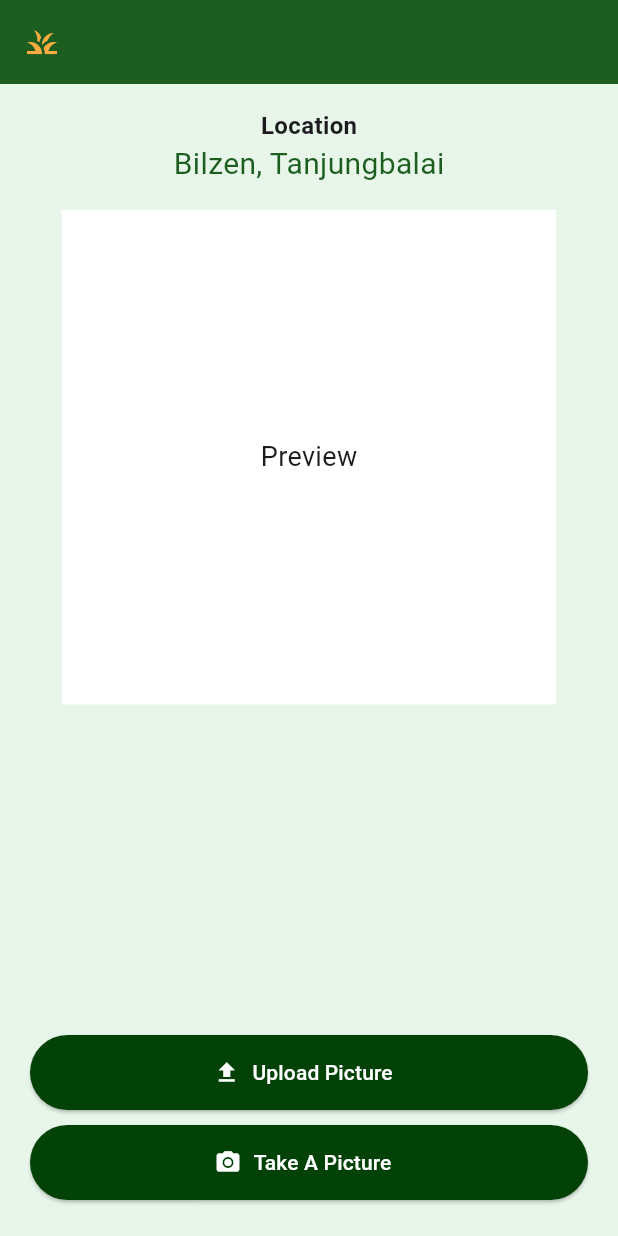
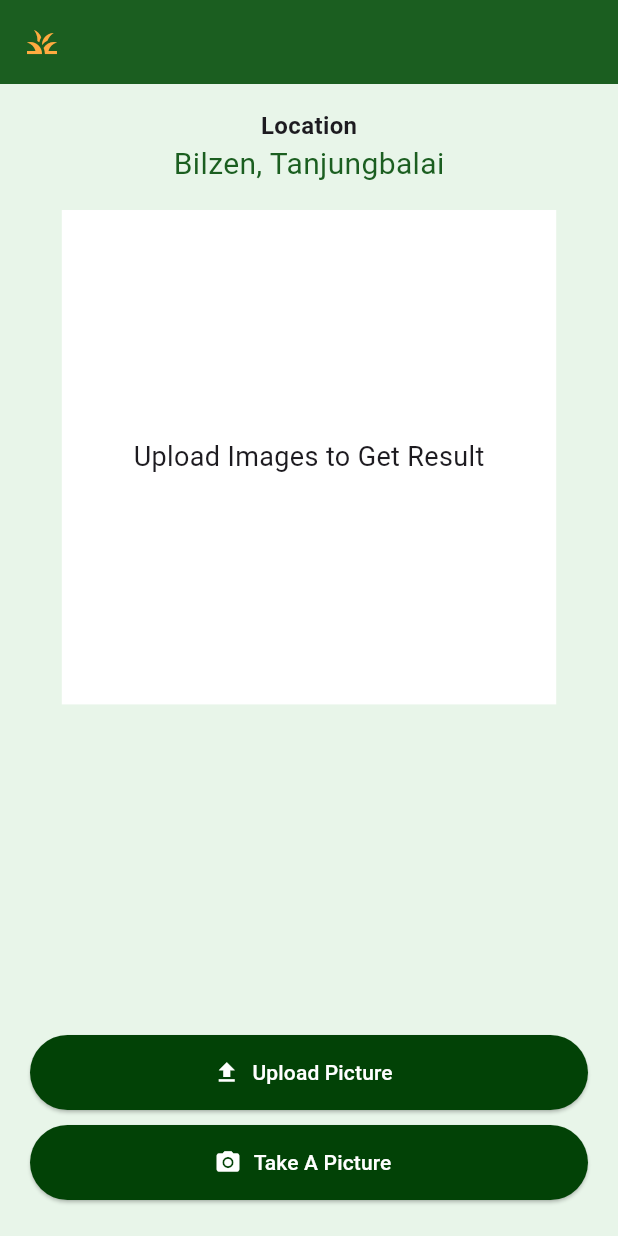
Before and after one commit to ananya-dhiman/Fasal-Forecast, a Flutter app: the HomePage screen opened directly, after a tap on "Upload Picture", on a phone screen of 412 x 824 dp. Run offline on Flutter 3.47's test engine with Material 3 defaults, Android fonts, the phone set to English and light mode, and no system bars; our stand-ins replace camera; missing offline and left inert: translator; statements that could not run were skipped.

Commit message:
Translate

```diff
--- a/template/lib/camera.dart
+++ b/template/lib/camera.dart
@@ -100,7 +100,7 @@ class ImagePreviewScreen extends StatelessWidget {
       backgroundColor: const Color(0xFFD9F1C9),
       appBar: AppBar(
         title: const Text(
-          'Preview Picture',
+          'Upload Image To Get Results',
           style: TextStyle(
             color: Colors.white,
             fontSize: 20,
@@ -122,10 +122,11 @@ class ImagePreviewScreen extends StatelessWidget {
               children: [
                 // Retake Photo Button
                 Container(
+                 padding:const EdgeInsets.all(10),
                   margin: const EdgeInsets.symmetric(horizontal: 20, vertical: 10),
                   child: ElevatedButton(
                     style: ElevatedButton.styleFrom(
-                      padding: const EdgeInsets.symmetric(vertical: 15.0),
+                      padding: const EdgeInsets.all(1.0),
                       backgroundColor: const Color(0xFF024206),
                       shape: RoundedRectangleBorder(
                         borderRadius: BorderRadius.circular(10),
@@ -145,10 +146,11 @@ class ImagePreviewScreen extends StatelessWidget {
 
                 // Submit Photo Button
                 Container(
+
                   margin: const EdgeInsets.symmetric(horizontal: 20, vertical: 10),
                   child: ElevatedButton(
                     style: ElevatedButton.styleFrom(
-                      padding: const EdgeInsets.symmetric(vertical: 15.0),
+                      padding: const EdgeInsets.all(15.0),
                       backgroundColor: const Color(0xFF024206),
                       shape: RoundedRectangleBorder(
                         borderRadius: BorderRadius.circular(10),
@@ -157,6 +159,7 @@ class ImagePreviewScreen extends StatelessWidget {
                     onPressed: () {
                       // Implement submission logic here
                     },
+
                     child: const Text(
                       'Submit Photo',
                       style: TextStyle(
--- a/template/lib/main.dart
+++ b/template/lib/main.dart
@@ -3,6 +3,8 @@ import 'screens/front_page.dart';
 import 'screens/about.dart';
 import 'screens/preview_and_info.dart';
 import 'camera.dart';
+import 'screens/translate-ui.dart';
+
 
 void main() {
   runApp(MyCropApp());
@@ -17,6 +19,7 @@ class MyCropApp extends StatelessWidget {
       initialRoute: '/front_page',
       routes: {
         '/front_page': (context) => Page1(),
+        '/translate_ui':(context) => Page2(),
         '/about': (context) => Page3(),
         '/preview_and_info': (context) => Page4(),
         '/camera':(context) => Page5(),
--- a/template/lib/screens/front_page.dart
+++ b/template/lib/screens/front_page.dart
@@ -1,5 +1,7 @@
 import 'package:flutter/material.dart';
-import 'package:template/translate-ui.dart';
+import 'translate-ui.dart';
+import 'translate_function.dart';
+import 'global.dart';
 
 class Page1 extends StatelessWidget {
   @override
--- /dev/null
+++ b/template/lib/screens/global.dart
@@ -0,0 +1,4 @@
+// globals.dart
+library my_app.globals; // The 'library' directive makes variables globally accessible.
+
+String selectedLanguage = 'en';
--- a/template/lib/screens/preview_and_info.dart
+++ b/template/lib/screens/preview_and_info.dart
@@ -1,5 +1,6 @@
 import 'package:flutter/material.dart';
 import 'package:template/camera.dart';
+import 'translate_function.dart'; // Import the translation function
 
 class Page4 extends StatelessWidget {
   @override
@@ -11,7 +12,38 @@ class Page4 extends StatelessWidget {
   }
 }
 
-class HomePage extends StatelessWidget {
+class HomePage extends StatefulWidget {
+  @override
+  _HomePageState createState() => _HomePageState();
+}
+
+class _HomePageState extends State<HomePage> {
+  // Local state variables for translated texts
+  String locationText = 'Location';
+  String bilzenText = 'Bilzen, Tanjungbalai';
+  String previewText = 'Upload Images to Get Result';
+  String uploadText = 'Upload Picture';
+  String takePictureText = 'Take A Picture';
+
+  @override
+  void initState() {
+    super.initState();
+    _initializeTranslations(); // Initialize translations on state creation
+  }
+
+  Future<void> _initializeTranslations() async {
+    // Translate all texts based on the preset language
+    locationText = await translateText('Location');
+    bilzenText = await translateText('Bilzen, Tanjungbalai');
+    previewText = await translateText('Preview');
+    uploadText = await translateText('Upload Picture');
+    takePictureText = await translateText('Take A Picture');
+
+    if (mounted) { // Check if the widget is still mounted before calling setState
+      setState(() {}); // Update the state to reflect translations
+    }
+  }
+
   @override
   Widget build(BuildContext context) {
     return Scaffold(
@@ -20,7 +52,10 @@ class HomePage extends StatelessWidget {
         elevation: 0,
         leading: const Padding(
           padding: EdgeInsets.all(10.0),
-          child: Icon(Icons.grass, color: Colors.orangeAccent,),
+          child: Icon(
+            Icons.grass,
+            color: Colors.orangeAccent,
+          ),
         ),
       ),
       body: Container(
@@ -29,12 +64,12 @@ class HomePage extends StatelessWidget {
           mainAxisAlignment: MainAxisAlignment.center,
           children: [
             const SizedBox(height: 16),
-            const Text(
-              'Location',
-              style: TextStyle(fontSize: 16, fontWeight: FontWeight.bold),
+            Text(
+              locationText,
+              style: const TextStyle(fontSize: 16, fontWeight: FontWeight.bold),
             ),
             Text(
-              'Bilzen, Tanjungbalai',
+              bilzenText,
               style: TextStyle(fontSize: 20, color: Colors.green[900]),
             ),
             const SizedBox(height: 16),
@@ -42,16 +77,15 @@ class HomePage extends StatelessWidget {
               width: MediaQuery.of(context).size.width * 0.8,
               height: MediaQuery.of(context).size.height * 0.4,
               color: Colors.white,
-              child: const Center(
+              child: Center(
                 child: Text(
-                  'Preview',
-                  style: TextStyle(fontSize: 18),
+                  previewText,
+                  style: const TextStyle(fontSize: 18),
                 ),
               ),
             ),
             const Spacer(),
             Padding(
-
               padding: const EdgeInsets.symmetric(vertical: 8.0, horizontal: 20.0),
               child: Column(
                 children: [
@@ -59,13 +93,17 @@ class HomePage extends StatelessWidget {
                     onPressed: () {
                       // API INTEGRATION HERE
                     },
-                    icon: const Icon(Icons.upload,color: Colors.white,),
-                    label: const Text('Upload Picture',style: TextStyle( color: Colors.white,)),
+                    icon: const Icon(
+                      Icons.upload,
+                      color: Colors.white,
+                    ),
+                    label: Text(
+                      uploadText,
+                      style: const TextStyle(color: Colors.white),
+                    ),
                     style: ElevatedButton.styleFrom(
-
-                      backgroundColor:Color(0xFF024206),
+                      backgroundColor: Color(0xFF024206),
                       minimumSize: Size(double.infinity, 50),
-                      // Full width button
                     ),
                   ),
                   const SizedBox(height: 10),
@@ -74,16 +112,22 @@ class HomePage extends StatelessWidget {
                       Navigator.push(
                         context,
                         MaterialPageRoute(
-                          builder: (context) => Page5(), // Correctly navigate to Page3
+                          builder: (context) => Page5(), // Correctly navigate to Page5
                         ),
                       );
                       // Add your take a picture function here
                     },
-                    icon: const Icon(Icons.camera_alt, color: Colors.white,),
-                    label: const  Text('Take A Picture',style: TextStyle( color: Colors.white,)),
+                    icon: const Icon(
+                      Icons.camera_alt,
+                      color: Colors.white,
+                    ),
+                    label: Text(
+                      takePictureText,
+                      style: const TextStyle(color: Colors.white),
+                    ),
                     style: ElevatedButton.styleFrom(
-                      backgroundColor:Color(0xFF024206),
-                    minimumSize: const Size(double.infinity, 50), // Full width button
+                      backgroundColor: Color(0xFF024206),
+                      minimumSize: const Size(double.infinity, 50),
                     ),
                   ),
                 ],
--- /dev/null
+++ b/template/lib/screens/translate_function.dart
@@ -0,0 +1,10 @@
+// translate_function.dart
+import 'package:translator/translator.dart';
+import 'global.dart';
+
+final GoogleTranslator translator = GoogleTranslator();
+
+Future<String> translateText(String text) async {
+  final translation = await translator.translate(text, to: selectedLanguage);
+  return translation.text;
+}
--- a/template/pubspec.yaml
+++ b/template/pubspec.yaml
@@ -41,7 +41,6 @@ dependencies:
   path: ^1.9.0
   image_picker: ^0.8.7+4  # Add this for picking images
   http: ^1.2.2
-  provider: ^6.0.0
   translator: ^1.0.0
 
 
```
Also changed, not shown: template/lib/Translate_function.dart (deleted, +0 -43 lines), template/lib/screens/about.dart (+72 -33 lines), template/lib/screens/translate-ui.dart (renamed from template/lib/translate-ui.dart, +14 -13 lines), template/pubspec.lock.
